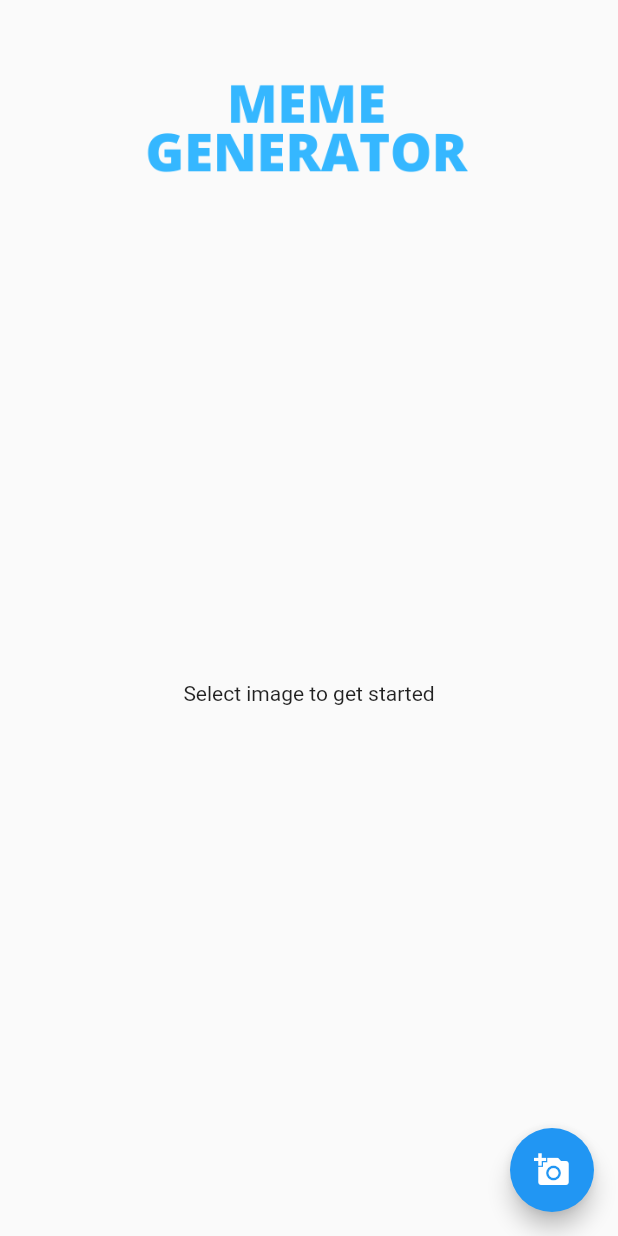
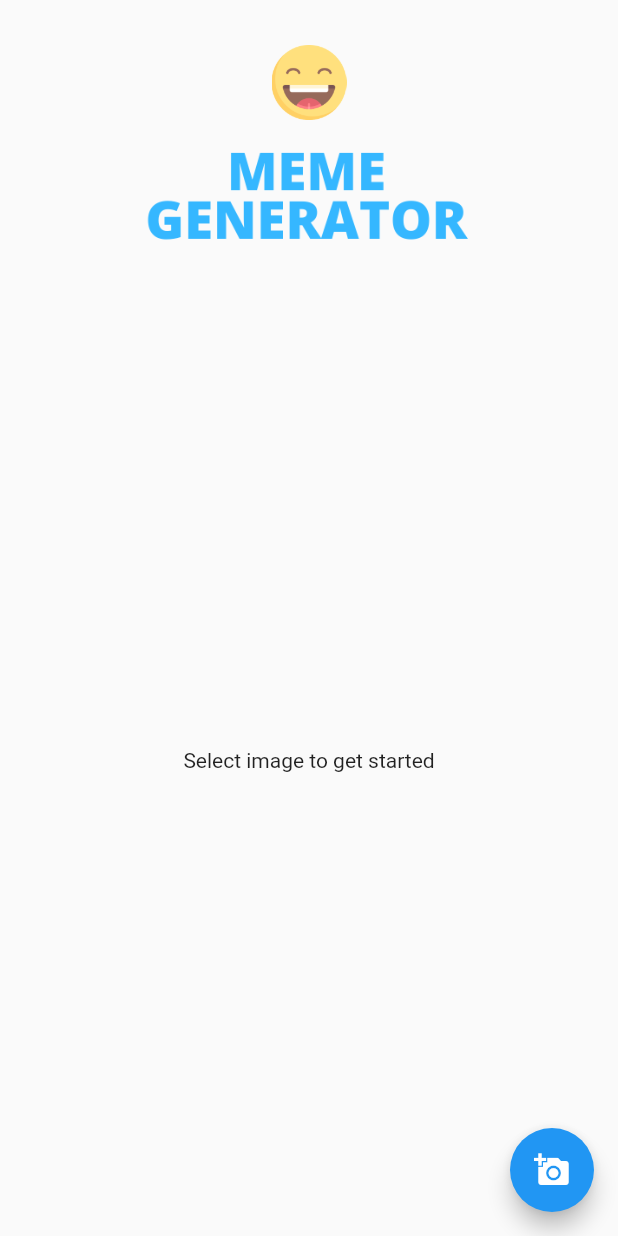
Before and after one commit to Yash1201/meme_generator, a Flutter app: the screen it shows after launch, on a phone screen of 412 x 824 dp. Run offline on Flutter 3.47's test engine with Material 2 defaults, Android fonts, the phone set to English and light mode, and no system bars; our stand-ins replace image_gallery_saver, image_picker, permission_handler.

Commit message:
UI is updated

```diff
--- a/lib/main.dart
+++ b/lib/main.dart
@@ -17,7 +17,7 @@ class MyApp extends StatelessWidget {
   Widget build(BuildContext context) {
     return MaterialApp(
       title: 'Flutter Demo',
-//      debugShowCheckedModeBanner: false,
+      debugShowCheckedModeBanner: false,
       theme: ThemeData(
         primarySwatch: Colors.blue,
       ),
@@ -69,7 +69,12 @@ class _HomePageState extends State<HomePage> {
           child: Column(
             children: <Widget>[
               SizedBox(
-                height: 50,
+                height: 30,
+              ),
+              Image.asset("assets/smile.png",
+              height: 50,),
+              SizedBox(
+                height: 15,
               ),
               Image.asset(
                 "assets/memegenrator.png",
@@ -80,12 +85,15 @@ class _HomePageState extends State<HomePage> {
               ),
               RepaintBoundary(
                 key: globalKey,
+
                 child: Stack(
                   children: <Widget>[
+
                     _image != null
                         ? Image.file(
                       _image,
                       height: 300,
+                      width: MediaQuery.of(context).size.width,
                       fit: BoxFit.fitHeight,
                     )
                         : Container(),
@@ -176,13 +184,23 @@ class _HomePageState extends State<HomePage> {
                       decoration: InputDecoration(hintText: "Footer Text"),
                     ),
                     SizedBox(height: 20,),
-                    RaisedButton(
-                      onPressed: () {
-                        //TODO
-                        takeScreenshot();
-                      },
-                      child: Text("Save"),
-                    )
+                    Row(
+                      children: <Widget>[
+                        SizedBox(width: 50,),
+                        RaisedButton(
+                          onPressed: () {
+
+                            takeScreenshot();
+                          },
+                          child: Text("Save",),
+                        ),
+                        SizedBox(width: 40,),
+                        RaisedButton(onPressed: null,
+                        child: Text("Share"),
+                        )
+                      ],
+                    ),
+                    SizedBox(height: 20,),
                   ],
                 ),
               )
@@ -193,6 +211,7 @@ class _HomePageState extends State<HomePage> {
               ),
               _imageFile != null ? Image.file(
                   _imageFile,
+                alignment: Alignment.topCenter,
               ) : Container(),
             ],
           ),
```
Also changed, not shown: 1 other file.
